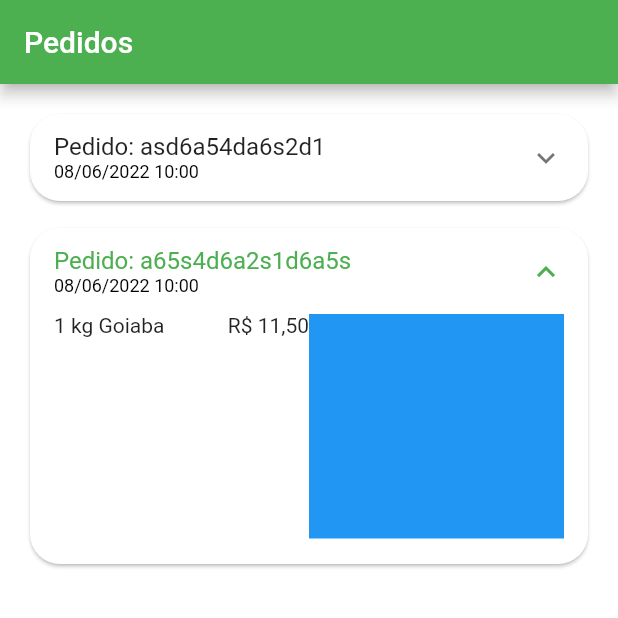
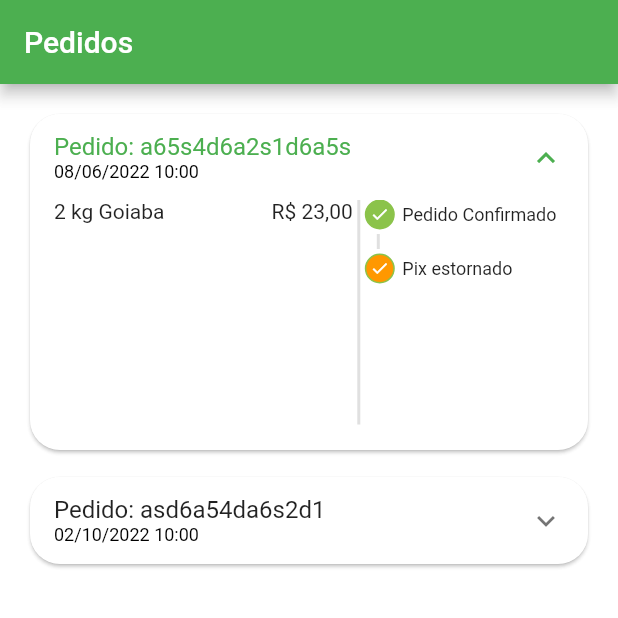
Before and after one commit to jsaintz/green-grocer, a Flutter app: the OrderTab screen opened directly, after a tap on an icon or button, on a phone screen of 412 x 824 dp, the top half of it. Run offline on Flutter 3.47's test engine with Material 2 defaults, Android fonts, the phone set to English and light mode, and no system bars; our stand-ins replace animated_text_kit, badges, mask_text_input_formatter.

Commit message:
created column with status of the order

```diff
--- a/lib/src/constants/app_data.dart
+++ b/lib/src/constants/app_data.dart
@@ -106,8 +106,26 @@ List<OrderModel> orders = [
     overdueDateTime: DateTime.parse(
       '2022-06-08 11:00:10.458',
     ),
+    id: 'a65s4d6a2s1d6a5s',
+    status: 'refunded',
+    total: 11.5,
+    items: [
+      CartItemModel(
+        itemModel: guava,
+        quantity: 2,
+      ),
+    ],
+  ),
+  OrderModel(
+    copyAndPaste: 'q1w2e3r4t5y6',
+    createdDateTime: DateTime.parse(
+      '2022-10-02 10:00:10.458',
+    ),
+    overdueDateTime: DateTime.parse(
+      '2022-10-03 11:00:10.458',
+    ),
     id: 'asd6a54da6s2d1',
-    status: 'pending_payment',
+    status: 'delivered',
     total: 11.0,
     items: [
       CartItemModel(
@@ -120,22 +138,4 @@ List<OrderModel> orders = [
       ),
     ],
   ),
-  OrderModel(
-    copyAndPaste: 'q1w2e3r4t5y6',
-    createdDateTime: DateTime.parse(
-      '2022-06-08 10:00:10.458',
-    ),
-    overdueDateTime: DateTime.parse(
-      '2022-06-08 11:00:10.458',
-    ),
-    id: 'a65s4d6a2s1d6a5s',
-    status: 'delivered',
-    total: 11.5,
-    items: [
-      CartItemModel(
-        itemModel: guava,
-        quantity: 1,
-      ),
-    ],
-  ),
 ];
--- /dev/null
+++ b/lib/src/pages/orders/components/order_status_widget.dart
@@ -0,0 +1,116 @@
+// ignore_for_file: public_member_api_docs, sort_constructors_first
+import 'package:flutter/material.dart';
+import 'package:green_grocer/src/constants/constants.dart';
+
+class OrderStatusWidget extends StatelessWidget {
+  final String status;
+  final bool isOverdue;
+
+  OrderStatusWidget({
+    Key? key,
+    required this.status,
+    required this.isOverdue,
+  }) : super(key: key);
+
+  final Map<String, int> allStatus = <String, int>{
+    'pending_payment': 0,
+    'refunded': 1,
+    'paid': 2,
+    'preparing_purchase': 3,
+    'shipping': 4,
+    'delivered': 5,
+  };
+
+  int get currentStatus => allStatus[status]!;
+
+  @override
+  Widget build(BuildContext context) {
+    return Column(
+      crossAxisAlignment: CrossAxisAlignment.start,
+      children: [
+        _statusDot(isActive: true, title: 'Pedido Confirmado'),
+        _customDivider(),
+        if (currentStatus == 1) ...[
+          _statusDot(
+            isActive: true,
+            title: 'Pix estornado',
+            backgroundColor: Colors.orange,
+          ),
+        ] else if (isOverdue) ...[
+          _statusDot(
+            isActive: true,
+            title: 'Pagamento Pix Vencido',
+            backgroundColor: Colors.red,
+          ),
+        ] else ...[
+          _statusDot(
+            isActive: currentStatus >= 2,
+            title: 'Pagamento',
+          ),
+          _customDivider(),
+          _statusDot(
+            isActive: currentStatus >= 3,
+            title: 'Preparando',
+          ),
+          _customDivider(),
+          _statusDot(
+            isActive: currentStatus >= 4,
+            title: 'Envio',
+          ),
+          _customDivider(),
+          _statusDot(
+            isActive: currentStatus >= 5,
+            title: 'Entregue',
+          ),
+        ],
+      ],
+    );
+  }
+
+  Widget _statusDot({required bool isActive, required String title, Color? backgroundColor}) {
+    return Row(
+      children: [
+        Container(
+          alignment: Alignment.center,
+          height: 20,
+          width: 20,
+          decoration: BoxDecoration(
+            shape: BoxShape.circle,
+            border: Border.all(
+              color: Constants.customSwatchColor,
+            ),
+            color: isActive ? backgroundColor ?? Constants.customSwatchColor : Colors.transparent,
+          ),
+          child: isActive
+              ? const Icon(
+                  Icons.check,
+                  size: 13,
+                  color: Colors.white,
+                )
+              : const SizedBox.shrink(),
+        ),
+        const SizedBox(width: 5),
+        Expanded(
+          child: Text(
+            title,
+            style: const TextStyle(
+              fontSize: 12,
+            ),
+          ),
+        ),
+      ],
+    );
+  }
+
+  Widget _customDivider() {
+    return Container(
+      margin: const EdgeInsets.symmetric(
+        horizontal: 8,
+        vertical: 3,
+      ),
+      height: 10,
+      width: 2,
+      color: Colors.grey.shade300,
+    );
+  }
+}
--- a/lib/src/pages/orders/components/order_tile.dart
+++ b/lib/src/pages/orders/components/order_tile.dart
@@ -1,8 +1,10 @@
 // ignore_for_file: public_member_api_docs, sort_constructors_first
 import 'package:flutter/material.dart';
+import 'package:green_grocer/src/constants/constants.dart';
 import 'package:green_grocer/src/models/cart_item_model.dart';
 
 import 'package:green_grocer/src/models/order_model.dart';
+import 'package:green_grocer/src/pages/orders/components/order_status_widget.dart';
 import 'package:green_grocer/src/services/utils_services.dart';
 
 class OrderTile extends StatelessWidget {
@@ -24,6 +26,7 @@ class OrderTile extends StatelessWidget {
       child: Theme(
         data: Theme.of(context).copyWith(dividerColor: Colors.transparent),
         child: ExpansionTile(
+          initiallyExpanded: order.status == 'pending_payment',
           title: Column(
             mainAxisSize: MainAxisSize.min,
             crossAxisAlignment: CrossAxisAlignment.start,
@@ -40,21 +43,31 @@ class OrderTile extends StatelessWidget {
           ),
           childrenPadding: const EdgeInsets.fromLTRB(16, 0, 16, 16),
           children: [
-            SizedBox(
-              height: 150,
+            IntrinsicHeight(
               child: Row(
                 children: [
                   Expanded(
+                    flex: 3,
+                    child: SizedBox(
+                      height: 150,
                       child: ListView(
-                    children: order.items.map((orderItem) {
-                      return _orderItemWidget(orderItem);
-                    }).toList(),
-                  )),
-                  Expanded(
-                    child: Container(
-                      color: Colors.blue,
+                        children: order.items.map((orderItem) {
+                          return _orderItemWidget(orderItem);
+                        }).toList(),
+                      ),
                     ),
                   ),
+                  VerticalDivider(
+                    color: Colors.grey.shade300,
+                    thickness: 2,
+                    width: 8,
+                  ),
+                  Expanded(
+                      flex: 2,
+                      child: OrderStatusWidget(
+                        status: order.status,
+                        isOverdue: order.overdueDateTime.isBefore(DateTime.now()),
+                      )),
                 ],
               ),
             )
--- a/lib/src/pages/orders/order_tab.dart
+++ b/lib/src/pages/orders/order_tab.dart
@@ -1,3 +1,5 @@
+import 'dart:developer';
+
 import 'package:flutter/material.dart';
 import 'package:green_grocer/src/constants/app_data.dart' as data;
 import 'package:green_grocer/src/pages/orders/components/order_tile.dart';
@@ -16,7 +18,10 @@ class OrderTab extends StatelessWidget {
         physics: const BouncingScrollPhysics(),
         separatorBuilder: (_, index) => const SizedBox(height: 10),
         itemCount: data.orders.length,
-        itemBuilder: (_, index) => OrderTile(order: data.orders[index]),
+        itemBuilder: (_, index) {
+          log(data.orders[index].id.toString());
+          return OrderTile(order: data.orders[index]);
+        },
       ),
     );
   }
```
